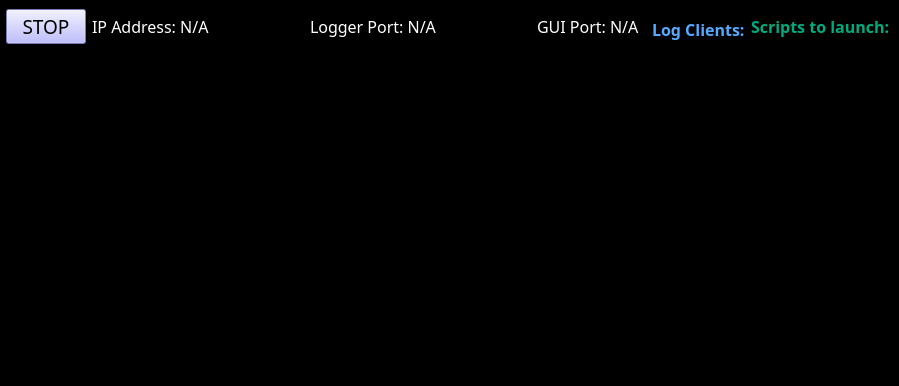
lukingroup/pylabnet, file pylabnet/gui/pyqt/gui_templates/logger.ui: the form before one commit.
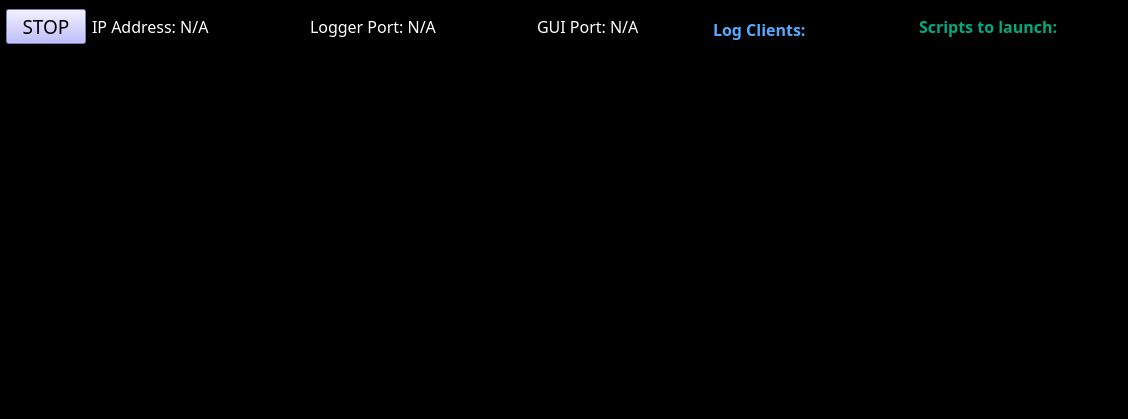
The form after the commit.

What changed in the file:
```diff
--- a/pylabnet/gui/pyqt/gui_templates/logger.ui
+++ b/pylabnet/gui/pyqt/gui_templates/logger.ui
@@ -6,8 +6,8 @@
    <rect>
     <x>0</x>
     <y>0</y>
-    <width>892</width>
-    <height>386</height>
+    <width>1128</width>
+    <height>419</height>
    </rect>
   </property>
   <property name="windowTitle">
@@ -24,12 +24,6 @@
    <enum>Qt::ToolButtonIconOnly</enum>
   </property>
   <widget class="QWidget" name="centralwidget">
-   <property name="maximumSize">
-    <size>
-     <width>1301</width>
-     <height>400</height>
-    </size>
-   </property>
    <layout class="QGridLayout" name="gridLayout" rowstretch="0,0,0,0" columnstretch="0,0,0,0,0">
     <property name="leftMargin">
      <number>6</number>
```
Left out of the diff: 4 changed lines with no effect on the pictures.
